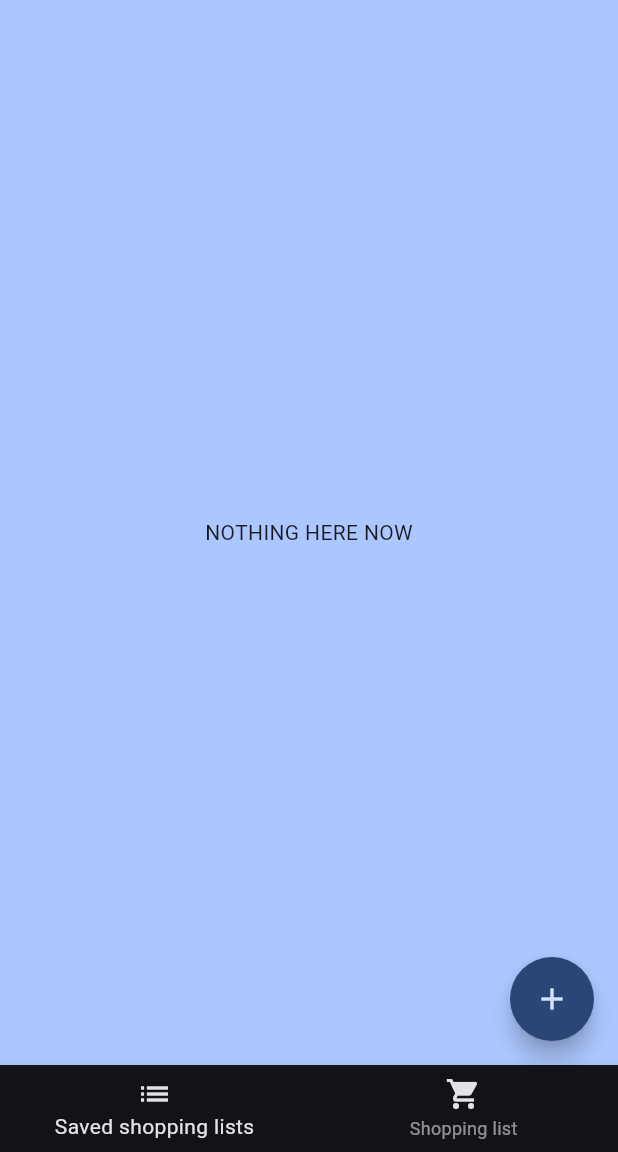
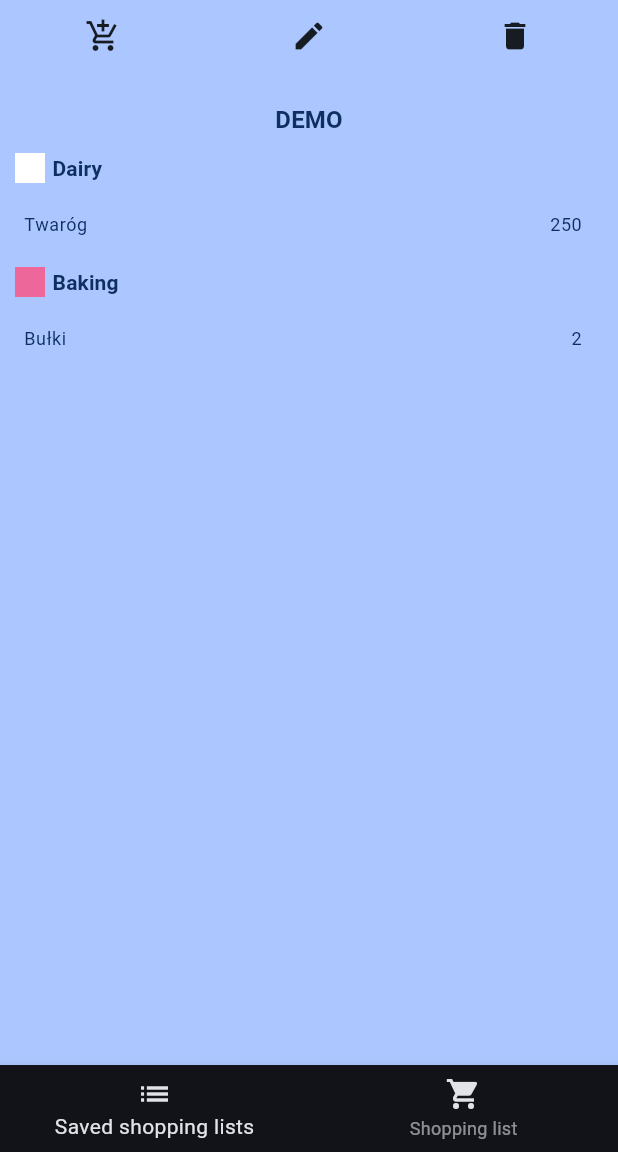
Before and after one commit to jakrog01/ShopCycle, a Flutter app: the screen it shows once a user with an empty profile is signed in, on a phone screen of 412 x 824 dp, the part 84-1236 px from its top. Run offline on Flutter 3.47's test engine with Material 3 defaults, Android fonts, the phone set to English and light mode, and no system bars; our stand-ins replace firebase_auth, firebase_core, loading_animation_widget; accounts and stored records are empty.

Commit message:
Add saved list view

```diff
--- a/lib/models/Category/list_product_category.dart
+++ b/lib/models/Category/list_product_category.dart
@@ -4,6 +4,7 @@ enum ListProductCategory {
   meat,
   deli,
   dairy,
+  drinks,
   snacks,
   bakery,
   baking,
--- a/lib/models/Category/products_categories.dart
+++ b/lib/models/Category/products_categories.dart
@@ -3,60 +3,34 @@ import 'package:shopcycle/models/Category/list_product_category.dart';
 import 'package:shopcycle/models/Category/product_category.dart';
 
 const productsCategories = {
-  ListProductCategory.fruits : ProductCategory(
-    title: "Fruits",
-    color: Color.fromARGB(255, 202, 205, 35)
-    ),
-  ListProductCategory.vegetables : ProductCategory(
-    title: "Vegetables",
-    color: Color.fromARGB(255, 4, 151, 9)
-    ),
-  ListProductCategory.meat : ProductCategory(
-    title: "Meat",
-    color: Color.fromARGB(255, 210, 18, 18)
-    ),
-  ListProductCategory.deli : ProductCategory(
-    title: "Deli",
-    color: Color.fromARGB(255, 210, 18, 165)
-    ),
-  ListProductCategory.dairy : ProductCategory(
-    title: "Dairy",
-    color: Color.fromARGB(255, 255, 255, 255)
-    ),
-  ListProductCategory.snacks : ProductCategory(
-    title: "Snacks",
-    color: Color.fromARGB(255, 18, 210, 191)
-    ),
-  ListProductCategory.bakery : ProductCategory(
-    title: "Bakery",
-    color: Color.fromARGB(255, 226, 177, 120)
-    ),
-  ListProductCategory.baking : ProductCategory(
-    title: "Baking",
-    color: Color.fromARGB(255, 238, 103, 155)
-    ),
-  ListProductCategory.frozen : ProductCategory(
-    title: "Frozen",
-    color: Color.fromARGB(255, 4, 192, 255)
-    ),
-  ListProductCategory.personalCare : ProductCategory(
-    title: "Personal care",
-    color: Color.fromARGB(255, 174, 27, 200)
-    ),
-  ListProductCategory.healthCare : ProductCategory(
-    title: "Health care",
-    color: Color.fromARGB(255, 209, 111, 19)
-    ),
-  ListProductCategory.spices : ProductCategory(
-    title: "Spices",
-    color: Color.fromARGB(255, 248, 81, 81)
-    ),
-  ListProductCategory.householdSupplies : ProductCategory(
-    title: "Household Supplies",
-    color: Color.fromARGB(255, 86, 32, 79)
-    ),
-  ListProductCategory.other : ProductCategory(
-    title: "Other",
-    color: Color.fromARGB(255, 102, 102, 102)
-    ),
+  ListProductCategory.fruits: ProductCategory(
+      title: "Fruits", color: Color.fromARGB(255, 202, 205, 35)),
+  ListProductCategory.vegetables: ProductCategory(
+      title: "Vegetables", color: Color.fromARGB(255, 4, 151, 9)),
+  ListProductCategory.meat:
+      ProductCategory(title: "Meat", color: Color.fromARGB(255, 210, 18, 18)),
+  ListProductCategory.deli:
+      ProductCategory(title: "Deli", color: Color.fromARGB(255, 210, 18, 165)),
+  ListProductCategory.dairy: ProductCategory(
+      title: "Dairy", color: Color.fromARGB(255, 255, 255, 255)),
+  ListProductCategory.drinks: ProductCategory(
+      title: "Drinks", color: Color.fromARGB(255, 155, 233, 45)),
+  ListProductCategory.snacks: ProductCategory(
+      title: "Snacks", color: Color.fromARGB(255, 18, 210, 191)),
+  ListProductCategory.bakery: ProductCategory(
+      title: "Bakery", color: Color.fromARGB(255, 226, 177, 120)),
+  ListProductCategory.baking: ProductCategory(
+      title: "Baking", color: Color.fromARGB(255, 238, 103, 155)),
+  ListProductCategory.frozen:
+      ProductCategory(title: "Frozen", color: Color.fromARGB(255, 4, 192, 255)),
+  ListProductCategory.personalCare: ProductCategory(
+      title: "Personal care", color: Color.fromARGB(255, 174, 27, 200)),
+  ListProductCategory.healthCare: ProductCategory(
+      title: "Health care", color: Color.fromARGB(255, 209, 111, 19)),
+  ListProductCategory.spices:
+      ProductCategory(title: "Spices", color: Color.fromARGB(255, 248, 81, 81)),
+  ListProductCategory.householdSupplies: ProductCategory(
+      title: "Household Supplies", color: Color.fromARGB(255, 86, 32, 79)),
+  ListProductCategory.other: ProductCategory(
+      title: "Other", color: Color.fromARGB(255, 102, 102, 102)),
 };
--- /dev/null
+++ b/lib/models/data_model.dart
@@ -0,0 +1,18 @@
+import 'package:shopcycle/models/Category/list_product_category.dart';
+import 'package:shopcycle/models/products_list_item.dart';
+import 'package:shopcycle/models/shopping_list.dart';
+
+final savedListModel =
+    ShoppingList(listName: "DEMO", listID: "aw124", shoppingList: [
+  ProductsListItem(
+      itemName: "Twaróg", quantity: 250, category: ListProductCategory.dairy),
+  ProductsListItem(itemName: "Bułki", quantity: 2, category: ListProductCategory.baking)
+]);
+
+
+final savedListModel2 =
+    ShoppingList(listName: "DEMO2", listID: "aw12423", shoppingList: [
+  ProductsListItem(
+      itemName: "Banan", quantity: 3, category: ListProductCategory.fruits),
+  ProductsListItem(itemName: "Sprite", quantity: 250, category: ListProductCategory.drinks)
+]);
--- /dev/null
+++ b/lib/models/products_list_item.dart
@@ -0,0 +1,19 @@
+import 'package:shopcycle/models/Category/list_product_category.dart';
+
+class ProductsListItem {
+  ProductsListItem({required this.itemName, required this.quantity, required this.category});
+
+  final String itemName;
+  final int quantity;
+  final ListProductCategory category;
+  bool checkState = false;
+
+  Map<String, dynamic> get firestoreData{
+    return {
+      "name": itemName,
+      "quantity": quantity,
+      "checkState": false,
+      "category": category.name,
+    };
+  }
+}
--- a/lib/models/shopping_list.dart
+++ b/lib/models/shopping_list.dart
@@ -1,8 +1,16 @@
-import 'package:shopcycle/models/list_item.dart';
+import 'package:shopcycle/models/products_list_item.dart';
 
 class ShoppingList{
-  const ShoppingList({required this.listName, required this.shoppingList});
+  const ShoppingList({required this.listName, required this.shoppingList, required this.listID});
+  final String listID;
+  final String listName;
+  final List<ProductsListItem> shoppingList;
 
-  final String listName;
-  final List<ListItem> shoppingList;
+  Map<String, dynamic> get firestoreData{
+    return {
+      "ID": listID,
+      "list_name": listName,
+      "shopping_list": [for (final product in shoppingList) product.firestoreData]
+    };
+  }
 }
--- a/lib/screens/lists_tab_screen.dart
+++ b/lib/screens/lists_tab_screen.dart
@@ -1,8 +1,10 @@
 import 'package:flutter/material.dart';
+import 'package:shopcycle/models/data_model.dart';
 import 'package:shopcycle/screens/shopping_list_page.dart';
 import 'package:shopcycle/widgets/add_new_product.dart';
 import 'package:shopcycle/widgets/main_drawer.dart';
 import 'package:shopcycle/screens/saved_shoppping_list_page.dart';
+import 'package:shopcycle/models/shopping_list.dart';
 
 class ListsTabScreen extends StatefulWidget {
   const ListsTabScreen({super.key});
@@ -15,6 +17,8 @@ class ListsTabScreen extends StatefulWidget {
 
 class _ListsTabScreenState extends State<ListsTabScreen> {
   int _selectedPageIndex = 0;
+  final List<ShoppingList> _savedShoppingLists = [savedListModel, savedListModel2];
+
 
   void _selectPage(int index) {
     setState(() {
@@ -24,7 +28,7 @@ class _ListsTabScreenState extends State<ListsTabScreen> {
 
   @override
   Widget build(BuildContext context) {
-    Widget activePage = const SavedShoppingListsPage();
+    Widget activePage = SavedShoppingListsPage(savedShoppingList: _savedShoppingLists);
     var screenTitle = "Saved Shopping Lists";
 
     void addItem(){
@@ -43,7 +47,7 @@ class _ListsTabScreenState extends State<ListsTabScreen> {
       ),
       drawer: const MainDrawer(),
       body: activePage,
-      floatingActionButton: FloatingActionButton(
+      floatingActionButton:(_selectedPageIndex == 0)? null : FloatingActionButton(
         shape: const CircleBorder(),
         onPressed: (_selectedPageIndex == 0)? null : addItem,
         child: const Icon(Icons.add),
--- a/lib/screens/saved_shoppping_list_page.dart
+++ b/lib/screens/saved_shoppping_list_page.dart
@@ -1,10 +1,35 @@
 import 'package:flutter/material.dart';
+import 'package:shopcycle/models/shopping_list.dart';
+import 'package:shopcycle/widgets/saved_list_view.dart';
 
 class SavedShoppingListsPage extends StatelessWidget {
-  const SavedShoppingListsPage({super.key});
+  SavedShoppingListsPage({super.key, required this.savedShoppingList});
+
+  final List<ShoppingList> savedShoppingList;
+  String? usedListTitle;
 
   @override
   Widget build(BuildContext context) {
-    return const Center(child: Text("NOTHING HERE NOW"));
+    return Column(
+      children: [
+        Center(
+          child: Row(
+            mainAxisAlignment: MainAxisAlignment.spaceAround,
+            children: [
+              IconButton(onPressed: () {}, icon: Icon(Icons.add_shopping_cart)),
+              IconButton(onPressed: () {}, icon: Icon(Icons.edit)),
+              IconButton(onPressed: () {}, icon: Icon(Icons.delete)),
+            ],
+          ),
+        ),
+        const SizedBox(
+          height: 10,
+        ),
+        SavedListView(
+          savedShoppingList: savedShoppingList,
+        ),
+        const SizedBox(height: 20),
+      ],
+    );
   }
 }
--- /dev/null
+++ b/lib/widgets/saved_list_view.dart
@@ -0,0 +1,60 @@
+import 'package:flutter/material.dart';
+import 'package:shopcycle/models/shopping_list.dart';
+import 'package:shopcycle/widgets/saved_shopping_list_view.dart';
+
+class SavedListView extends StatefulWidget {
+  const SavedListView({super.key, required this.savedShoppingList});
+
+  final List<ShoppingList> savedShoppingList;
+
+  @override
+  State<SavedListView> createState() {
+    return _SavedListViewState();
+  }
+}
+
+class _SavedListViewState extends State<SavedListView> {
+  int itemindex = 0;
+
+  @override
+  Widget build(BuildContext context) {
+    return Center(
+      child: SizedBox(
+        height: MediaQuery.sizeOf(context).height - 250,
+        width: MediaQuery.sizeOf(context).width,
+        child: Container(
+            decoration: BoxDecoration(
+                borderRadius: BorderRadius.circular(15),
+                color: Theme.of(context).colorScheme.surface.withOpacity(0.7)),
+            child: PageView(
+                onPageChanged: (index) {
+                  setState(() {
+                    itemindex = index;
+                  });
+                },
+                children: [
+                  for (final shoppingList in widget.savedShoppingList)
+                    SavedShoppingListView(displayedShoppingList: shoppingList),
+                  Container(
+                    color: Theme.of(context).colorScheme.primary,
+                    child: Center(
+                        child: Column(
+                      mainAxisAlignment: MainAxisAlignment.center,
+                      children: [
+                        const Icon(Icons.add),
+                        Text("Add new list",
+                            style: Theme.of(context)
+                                .textTheme
+                                .titleMedium!
+                                .copyWith(
+                                    color: Theme.of(context)
+                                        .colorScheme
+                                        .onPrimary)),
+                      ],
+                    )),
+                  ),
+                ])),
+      ),
+    );
+  }
+}
--- /dev/null
+++ b/lib/widgets/saved_shopping_list_view.dart
@@ -0,0 +1,97 @@
+import 'package:flutter/material.dart';
+import 'package:shopcycle/models/Category/products_categories.dart';
+import 'package:shopcycle/models/shopping_list.dart';
+import 'package:shopcycle/models/Category/list_product_category.dart';
+import 'package:shopcycle/models/products_list_item.dart';
+
+class SavedShoppingListView extends StatelessWidget {
+  SavedShoppingListView({super.key, required this.displayedShoppingList}) {
+    createCategorizedLists();
+  }
+
+  final ShoppingList displayedShoppingList;
+  final Map<ListProductCategory, List<ProductsListItem>> categorizedMap = {};
+
+  void createCategorizedLists() {
+    for (var item in displayedShoppingList.shoppingList) {
+      categorizedMap.putIfAbsent(item.category, () => []).add(item);
+    }
+  }
+
+  @override
+  Widget build(BuildContext context) {
+    return Container(
+      color: Theme.of(context).colorScheme.primary,
+      child: Column(
+        mainAxisAlignment: MainAxisAlignment.start,
+        crossAxisAlignment: CrossAxisAlignment.center,
+        children: [
+          const SizedBox(
+            height: 10,
+          ),
+          Text(displayedShoppingList.listName,
+              style: Theme.of(context)
+                  .textTheme
+                  .titleMedium!
+                  .copyWith(color: Theme.of(context).colorScheme.onPrimary,
+                  fontWeight: FontWeight.bold)),
+          const SizedBox(
+            height: 10,
+          ),
+          Expanded(
+            child: ListView.builder(
+              itemCount: categorizedMap.length,
+              itemBuilder: (ctx, index) {
+                final category = categorizedMap.keys.elementAt(index);
+                final items = categorizedMap[category]!;
+
+                return Column(
+                  crossAxisAlignment: CrossAxisAlignment.start,
+                  children: [
+                    Padding(
+                      padding: const EdgeInsets.symmetric(vertical: 0, horizontal: 10.0),
+                      child: Row(
+                        children: [
+                          Container(width: 20, height: 20, color: productsCategories[category]!.color,),
+                          const SizedBox(width: 5,),
+                          Text(
+                            productsCategories[category]!.title,
+                            style: Theme.of(context).textTheme.titleSmall!.copyWith(
+                                color: Theme.of(context).colorScheme.onPrimary,
+                                fontWeight: FontWeight.bold),
+                          ),
+                        ],
+                      ),
+                    ),
+                    ...items.map(
+                      (item) => ListTile(
+                        title: Text(
+                          item.itemName,
+                          style: Theme.of(context)
+                              .textTheme
+                              .bodySmall!
+                              .copyWith(
+                                  color:
+                                      Theme.of(context).colorScheme.onPrimary),
+                        ),
+                        trailing: Text(
+                          item.quantity.toString(),
+                          style: Theme.of(context)
+                              .textTheme
+                              .bodySmall!
+                              .copyWith(
+                                  color:
+                                      Theme.of(context).colorScheme.onPrimary),
+                        ),
+                      ),
+                    ),
+                  ],
+                );
+              },
+            ),
+          )
+        ],
+      ),
+    );
+  }
+}
--- a/pubspec.yaml
+++ b/pubspec.yaml
@@ -7,6 +7,7 @@ environment:
   sdk: '>=3.4.1 <4.0.0'
 
 dependencies:
+  cloud_firestore: ^4.14.0
   firebase_auth: ^4.16.0
   firebase_core: ^2.24.2
   flutter:
```
Also changed, not shown: lib/models/list_item.dart (deleted, +0 -10 lines), lib/widgets/add_new_product.dart (+19 -3 lines), lib/widgets/shopping_list_tile.dart (added, +35 -0 lines), pubspec.lock, 3 other files.
